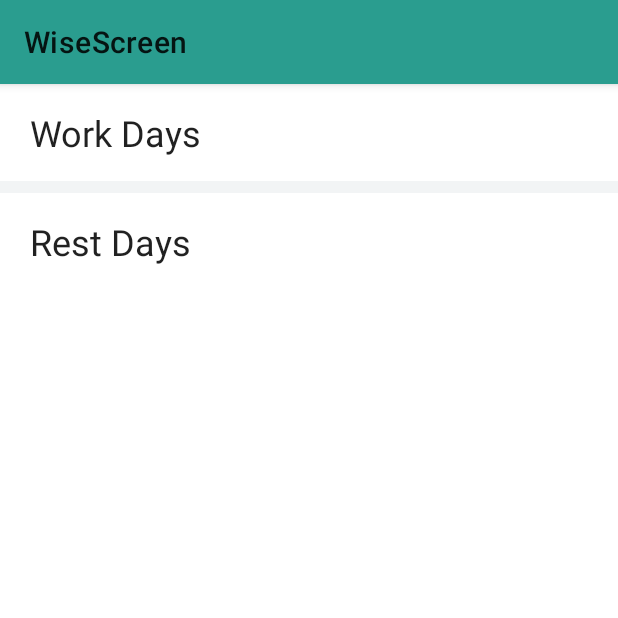
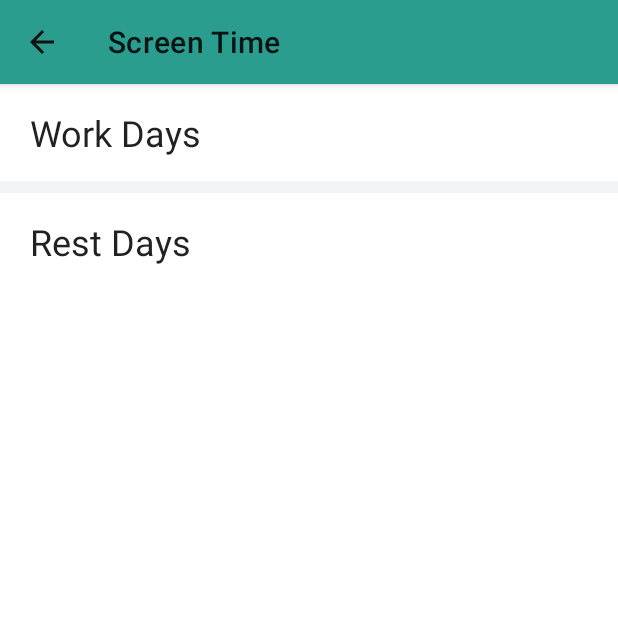
Before and after one commit to amalhanaja/WiseScreen, an Android app: the DailyScreenTimeFragment screen opened through its navigation route, on a phone screen of 412 x 824 dp, the top half of it. Run offline under Robolectric (Android 15) with nearby library versions, the phone set to English and light mode, and no system bars; our stand-ins replace Dagger/Hilt's generated code, Timber; libraries missing offline, so code that uses them is left out: androidx.hilt.lifecycle; 9 statements that could not run were skipped.

Commit message:
Add Back Button

```diff
--- a/app/src/main/AndroidManifest.xml
+++ b/app/src/main/AndroidManifest.xml
@@ -16,9 +16,7 @@
         android:supportsRtl="true"
         android:theme="@style/AppTheme">
 
-        <activity
-            android:name=".presentation.screen.AppBlockedActivity"
-            android:theme="@style/AppTheme.NoActionBar" />
+        <activity android:name=".presentation.screen.AppBlockedActivity" />
 
         <provider
             android:name="androidx.work.impl.WorkManagerInitializer"
--- a/app/src/main/java/com/amalcodes/wisescreen/core/Ext.kt
+++ b/app/src/main/java/com/amalcodes/wisescreen/core/Ext.kt
@@ -19,6 +19,7 @@ import androidx.annotation.AttrRes
 import androidx.annotation.ColorInt
 import androidx.annotation.IntDef
 import androidx.core.content.getSystemService
+import androidx.navigation.NavDestination
 import com.amalcodes.wisescreen.R
 import com.google.android.material.bottomsheet.BottomSheetBehavior
 import com.google.android.material.bottomsheet.BottomSheetDialog
@@ -181,3 +182,6 @@ fun Context.getColorFromAttr(
     theme.resolveAttribute(attrColor, typedValue, resolveRefs)
     return typedValue.data
 }
+
+val NavDestination.isDialog: Boolean
+    get() = navigatorName == "dialog"
--- a/app/src/main/java/com/amalcodes/wisescreen/core/MainActivity.kt
+++ b/app/src/main/java/com/amalcodes/wisescreen/core/MainActivity.kt
@@ -1,25 +1,30 @@
 package com.amalcodes.wisescreen.core
 
-import android.content.Intent
+import android.graphics.drawable.Drawable
 import android.os.Bundle
-import android.provider.Settings
 import androidx.appcompat.app.AppCompatActivity
+import androidx.navigation.findNavController
 import com.amalcodes.wisescreen.R
+import com.amalcodes.wisescreen.databinding.ActivityMainBinding
 import dagger.hilt.android.AndroidEntryPoint
 
 @AndroidEntryPoint
-class MainActivity : AppCompatActivity(R.layout.activity_main) {
+class MainActivity : AppCompatActivity() {
+
+    private var binding: ActivityMainBinding by autoCleared()
 
     override fun onCreate(savedInstanceState: Bundle?) {
         super.onCreate(savedInstanceState)
-
-    }
-
-    fun requestUsageStatsPermission() {
-        startActivity(Intent(Settings.ACTION_USAGE_ACCESS_SETTINGS));
-    }
-
-    fun asdfas() {
-        startActivity(Intent(Settings.ACTION_ACCESSIBILITY_SETTINGS));
+        binding = ActivityMainBinding.inflate(layoutInflater)
+        setContentView(binding.root)
+        findNavController(R.id.nav_host_fragment_container).addOnDestinationChangedListener { controller, destination, arguments ->
+            val isHomeButtonEnabled: Boolean = destination.id != R.id.homeFragment
+            val navIcon: Drawable? = if (isHomeButtonEnabled) getDrawable(R.drawable.ic_arrow_back) else null
+            if (!destination.isDialog) {
+                binding.toolbar.title = destination.label ?: getString(R.string.app_name)
+                binding.toolbar.navigationIcon = navIcon
+                binding.toolbar.setNavigationOnClickListener {controller.navigateUp() }
+            }
+        }
     }
 }
--- a/app/src/main/java/com/amalcodes/wisescreen/presentation/screen/HomeFragment.kt
+++ b/app/src/main/java/com/amalcodes/wisescreen/presentation/screen/HomeFragment.kt
@@ -101,8 +101,8 @@ class HomeFragment : Fragment() {
         adapter.submitList(
             listOf(
                 MenuItemViewEntity(
-                    title = "Screen Time",
-                    description = "Screen Time Description",
+                    title = getString(R.string.text_Screen_Time),
+                    description = getString(R.string.text_Screen_time_menu_description),
                     icon = requireNotNull(
                         ContextCompat.getDrawable(
                             requireContext(),
@@ -111,8 +111,8 @@ class HomeFragment : Fragment() {
                     )
                 ),
                 MenuItemViewEntity(
-                    title = "App limits",
-                    description = "App Limits description",
+                    title = getString(R.string.text_App_limits),
+                    description = getString(R.string.text_App_limits_description),
                     icon = requireNotNull(
                         ContextCompat.getDrawable(
                             requireContext(),
--- /dev/null
+++ b/app/src/main/res/drawable/ic_arrow_back.xml
@@ -0,0 +1,10 @@
+<vector xmlns:android="http://schemas.android.com/apk/res/android"
+    android:width="24dp"
+    android:height="24dp"
+    android:viewportWidth="24"
+    android:viewportHeight="24"
+    android:tint="@color/black100">
+  <path
+      android:fillColor="@android:color/white"
+      android:pathData="M20,11H7.83l5.59,-5.59L12,4l-8,8 8,8 1.41,-1.41L7.83,13H20v-2z"/>
+</vector>
--- a/app/src/main/res/layout/activity_main.xml
+++ b/app/src/main/res/layout/activity_main.xml
@@ -5,6 +5,21 @@
     android:layout_width="match_parent"
     android:layout_height="match_parent"
     tools:context=".core.MainActivity">
+
+    <com.google.android.material.appbar.AppBarLayout
+        android:id="@+id/abl"
+        android:layout_width="match_parent"
+        android:layout_height="wrap_content"
+        app:layout_constraintEnd_toEndOf="parent"
+        app:layout_constraintStart_toStartOf="parent"
+        app:layout_constraintTop_toTopOf="parent">
+
+        <com.google.android.material.appbar.MaterialToolbar
+            android:id="@+id/toolbar"
+            tools:title="@string/app_name"
+            android:layout_width="match_parent"
+            android:layout_height="wrap_content" />
+    </com.google.android.material.appbar.AppBarLayout>
 
     <fragment
         android:id="@+id/nav_host_fragment_container"
@@ -15,7 +30,7 @@
         app:layout_constraintBottom_toBottomOf="parent"
         app:layout_constraintEnd_toEndOf="parent"
         app:layout_constraintStart_toStartOf="parent"
-        app:layout_constraintTop_toTopOf="parent"
+        app:layout_constraintTop_toBottomOf="@id/abl"
         app:navGraph="@navigation/app_graph"
         tools:ignore="FragmentTagUsage" />
 
--- a/app/src/main/res/layout/dialog_request_enable_setting.xml
+++ b/app/src/main/res/layout/dialog_request_enable_setting.xml
@@ -11,7 +11,7 @@
         android:layout_width="wrap_content"
         android:layout_height="wrap_content"
         android:layout_marginTop="24dp"
-        android:text="Permission.. Please!"
+        android:text="@string/text_title_permission_dialog"
         android:textAppearance="@style/TextAppearance.MaterialComponents.Headline5"
         app:layout_constraintEnd_toEndOf="parent"
         app:layout_constraintStart_toStartOf="parent"
--- a/app/src/main/res/layout/fragment_home.xml
+++ b/app/src/main/res/layout/fragment_home.xml
@@ -12,7 +12,8 @@
         android:layout_width="wrap_content"
         android:layout_height="wrap_content"
         android:layout_marginTop="20dp"
-        android:text="@string/text_SCREEN_TIME"
+        android:text="@string/text_Screen_Time"
+        android:textAllCaps="true"
         android:textAppearance="@style/TextAppearance.MaterialComponents.Caption"
         app:layout_constraintStart_toStartOf="@+id/v_guideline1"
         app:layout_constraintTop_toTopOf="parent" />
@@ -53,7 +54,7 @@
         android:layout_height="wrap_content"
         android:paddingTop="12dp"
         android:paddingBottom="12dp"
-        android:text="Screen Time Management"
+        android:text="@string/text_Screen_time_management"
         app:layout_constraintEnd_toEndOf="@id/v_guideline2"
         app:layout_constraintHorizontal_bias="0.0"
         app:layout_constraintStart_toStartOf="@+id/tv_screen_time_value"
@@ -124,7 +125,8 @@
         android:drawableEnd="@drawable/ic_chevron_right"
         android:layout_marginTop="16dp"
         android:gravity="center"
-        android:text="More"
+        android:text="@string/text_More"
+        app:drawableTint="@color/black50"
         android:textAppearance="@style/TextAppearance.MaterialComponents.Caption"
         app:layout_constraintEnd_toStartOf="@+id/v_guideline2"
         app:layout_constraintTop_toTopOf="parent" />
--- a/app/src/main/res/layout/fragment_screen_time.xml
+++ b/app/src/main/res/layout/fragment_screen_time.xml
@@ -47,7 +47,8 @@
             android:layout_width="wrap_content"
             android:layout_height="wrap_content"
             android:layout_marginTop="20dp"
-            android:text="@string/text_SCREEN_TIME"
+            android:text="@string/text_Screen_Time"
+            android:textAllCaps="true"
             android:textAppearance="@style/TextAppearance.MaterialComponents.Caption"
             app:layout_constraintStart_toStartOf="@+id/v_guideline1"
             app:layout_constraintTop_toTopOf="parent" />
--- a/app/src/main/res/navigation/app_graph.xml
+++ b/app/src/main/res/navigation/app_graph.xml
@@ -8,7 +8,7 @@
     <fragment
         android:id="@+id/homeFragment"
         android:name="com.amalcodes.wisescreen.presentation.screen.HomeFragment"
-        android:label="fragment_home"
+        android:label="@string/app_name"
         tools:layout="@layout/fragment_home">
         <action
             android:id="@+id/action_homeFragment_to_dailyScreenTimeFragment"
@@ -26,12 +26,11 @@
     <fragment
         android:id="@+id/dailyScreenTimeFragment"
         android:name="com.amalcodes.wisescreen.presentation.screen.DailyScreenTimeFragment"
-        android:label="fragment_daily_screen_time"
+        android:label="@string/text_Screen_Time"
         tools:layout="@layout/fragment_daily_screen_time" />
     <dialog
         android:id="@+id/dayPickerDialog"
         android:name="com.amalcodes.wisescreen.presentation.component.DayPickerDialog"
-        android:label="DayPickerDialog"
         tools:layout="@layout/dialog_day_picker">
         <argument
             android:name="selectedDayOfWeek"
@@ -43,7 +42,6 @@
     <dialog
         android:id="@+id/timePickerDialog"
         android:name="com.amalcodes.wisescreen.presentation.component.TimePickerDialog"
-        android:label="TimePickerDialog"
         tools:layout="@layout/dialog_time_picker">
         <argument
             android:name="timeInMillis"
@@ -55,7 +53,6 @@
     <dialog
         android:id="@+id/appLimitDialog"
         android:name="com.amalcodes.wisescreen.presentation.component.AppLimitDialog"
-        android:label="TimePickerDialog"
         tools:layout="@layout/dialog_app_limit">
 
         <argument
@@ -72,7 +69,7 @@
     <fragment
         android:id="@+id/appLimitFragment"
         android:name="com.amalcodes.wisescreen.presentation.screen.AppLimitFragment"
-        android:label="AppLimitFragment"
+        android:label="@string/text_App_limits"
         tools:layout="@layout/fragment_app_limit">
         <action
             android:id="@+id/action_appLimitFragment_to_appLimitDialog"
@@ -85,7 +82,7 @@
         <fragment
             android:id="@+id/setupNewPinFragment"
             android:name="com.amalcodes.wisescreen.presentation.screen.SetupNewPinFragment"
-            android:label="SetupNewPinFragment"
+            android:label="@string/text_Create_New_PIN"
             tools:layout="@layout/fragment_setup_pin">
             <action
                 android:id="@+id/action_setupNewPinFragment_to_verifyPinFragment"
@@ -94,7 +91,7 @@
         <fragment
             android:id="@+id/verifyPinFragment"
             android:name="com.amalcodes.wisescreen.presentation.screen.VerifyPinFragment"
-            android:label="VerifyPinFragment"
+            android:label="@string/text_Confirm_PIN"
             tools:layout="@layout/fragment_setup_pin" />
         <action
             android:id="@+id/action_global_homeFragment"
@@ -104,7 +101,6 @@
     <dialog
         android:id="@+id/requestEnableSettingsDialog"
         android:name="com.amalcodes.wisescreen.presentation.screen.RequestEnableSettingsDialog"
-        android:label="RequestPermissionFragment"
         tools:layout="@layout/dialog_request_enable_setting"
         >
         <argument
@@ -118,12 +114,11 @@
     <fragment
         android:id="@+id/screenTimeGroupFragment"
         android:name="com.amalcodes.wisescreen.presentation.screen.ScreenTimeGroupFragment"
-        android:label="fragment_screen_time_group"
+        android:label="@string/text_Screen_Time"
         tools:layout="@layout/fragment_screen_time_group" />
     <dialog
         android:id="@+id/pinDialog"
         android:name="com.amalcodes.wisescreen.presentation.component.PinDialog"
-        android:label="dialog_pin"
         tools:layout="@layout/dialog_pin" >
         <argument
             android:name="actionTag"
--- a/app/src/main/res/values/strings.xml
+++ b/app/src/main/res/values/strings.xml
@@ -14,7 +14,7 @@
     <string name="text_Repeat">Repeat</string>
     <string name="text_Daily_screen_time">Daily screen time</string>
     <string name="text_Every_Day">Every Day</string>
-    <string name="text_SCREEN_TIME">SCREEN TIME</string>
+    <string name="text_Screen_Time">Screen Time</string>
     <string name="cd_Legend_Indicator">Legend Indicator</string>
     <string name="text_APP_USAGE">APP USAGE</string>
     <string name="Six_days_ago">Six days ago</string>
@@ -39,4 +39,10 @@
     <string name="text_Accessibility_Service">To continue. Activate WiseScreen Accessibility Service</string>
     <string name="text_Activate">Activate</string>
     <string name="text_Grant_Access">Grant Access</string>
+    <string name="text_App_limits">App limits</string>
+    <string name="text_Screen_time_management">Screen time management</string>
+    <string name="text_More">More</string>
+    <string name="text_App_limits_description">Set your daily screen time</string>
+    <string name="text_Screen_time_menu_description">Set usage Limits for your apps</string>
+    <string name="text_title_permission_dialog">Permission.. Please!</string>
 </resources>
--- a/app/src/main/res/values/styles.xml
+++ b/app/src/main/res/values/styles.xml
@@ -1,17 +1,12 @@
 <resources>
     <!-- Base application theme. -->
-    <style name="AppTheme" parent="Theme.MaterialComponents.Light">
+    <style name="AppTheme" parent="Theme.MaterialComponents.Light.NoActionBar">
         <!-- Customize your theme here. -->
         <item name="android:colorBackground">@color/white</item>
         <item name="colorPrimary">@color/persianGreen</item>
         <item name="colorPrimaryDark">@color/charcoal</item>
         <item name="colorAccent">@color/sandyBrown</item>
         <item name="otpViewStyle">@style/OtpWidget.OtpView</item>
-    </style>
-
-    <style name="AppTheme.NoActionBar">
-        <item name="windowActionBar">false</item>
-        <item name="windowNoTitle">true</item>
     </style>
 
     <style name="BottomSheetDialogWithKeyboard" parent="Theme.MaterialComponents.Light.BottomSheetDialog">
```
Also changed, not shown: 1 other file.
